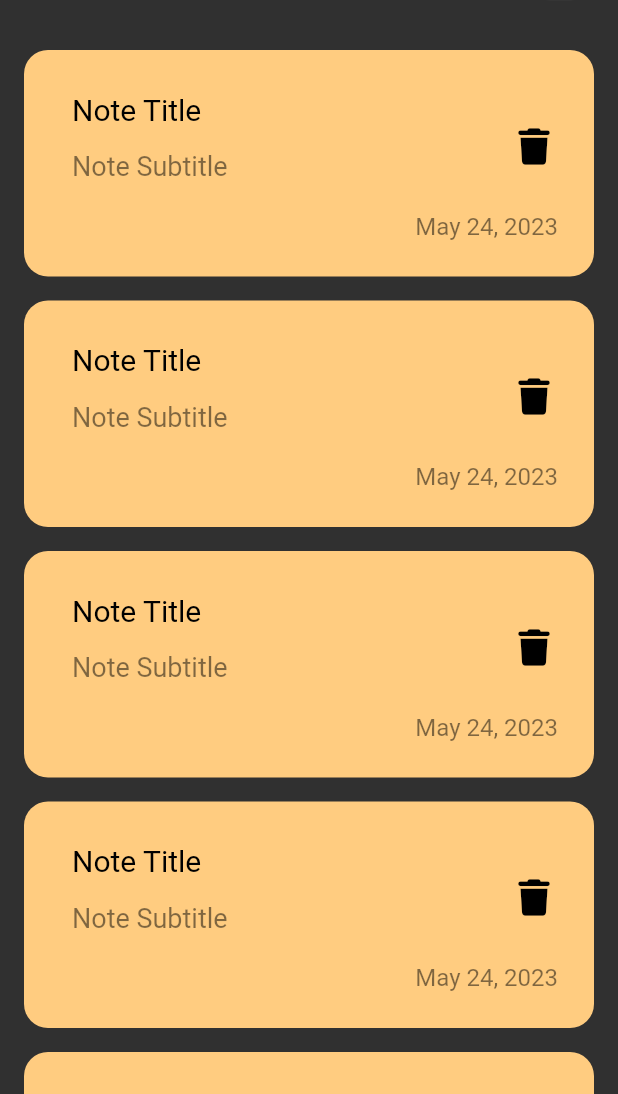
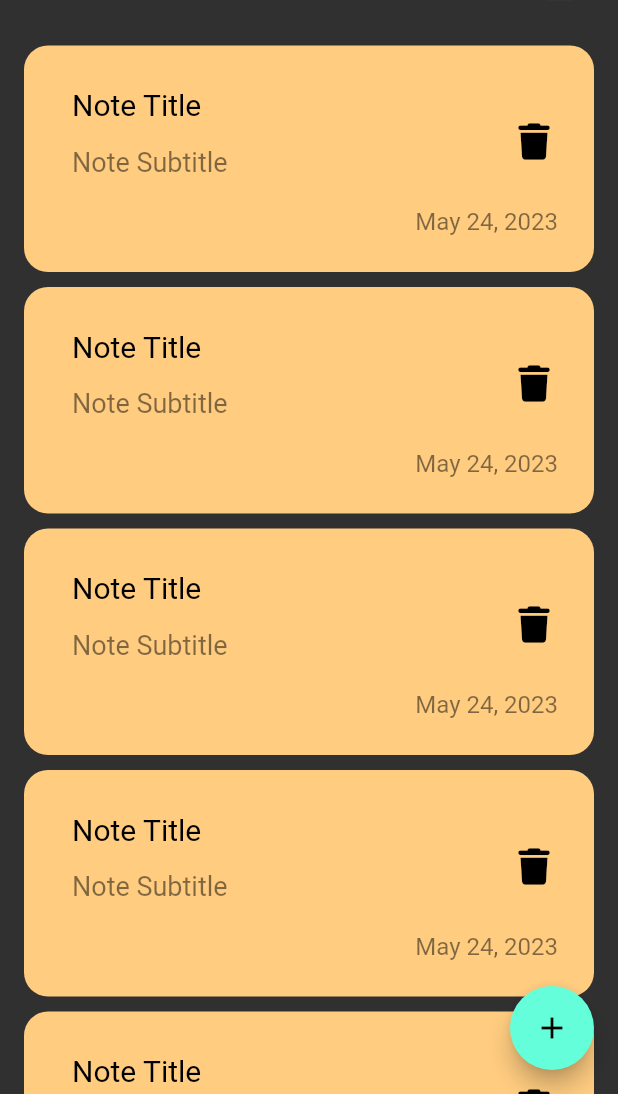
Before and after one commit to el5hatib/flutter-note-app-, a Flutter app: the screen it shows after launch, on a phone screen of 412 x 824 dp, the part 142-1236 px from its top. Run offline on Flutter 3.47's test engine with Material 2 defaults, Android fonts, the phone set to English and light mode, and no system bars; our stand-ins replace font_awesome_flutter; Roboto replaces fonts that are missing (BreeSerif-Regular).

Commit message:
add floatingActionButton

```diff
--- a/lib/views/notes_view.dart
+++ b/lib/views/notes_view.dart
@@ -4,8 +4,9 @@ import 'package:nota/widgests/notes_view_body.dart';
 class NotesView extends StatelessWidget {
   @override
   Widget build(BuildContext context) {
-    return  Scaffold(
-      body: NotesViewBody() ,
+    return   Scaffold(
+      floatingActionButton: FloatingActionButton(onPressed: () {} , child: const Icon(Icons.add),),
+      body: const NotesViewBody() ,
     );
   }
   } // class NotesView
--- a/lib/widgests/NotesListView.dart
+++ b/lib/widgests/NotesListView.dart
@@ -6,9 +6,10 @@ class NotesListView extends StatelessWidget {
   @override
   Widget build(BuildContext context) {
     return ListView.builder(
+      itemCount: 5,
       itemBuilder: (context , index) {
         return  const Padding(
-          padding: EdgeInsets.symmetric(vertical: 8),
+          padding: EdgeInsets.symmetric(vertical: 5),
           child: NoteItem(),
         );
       },
```
